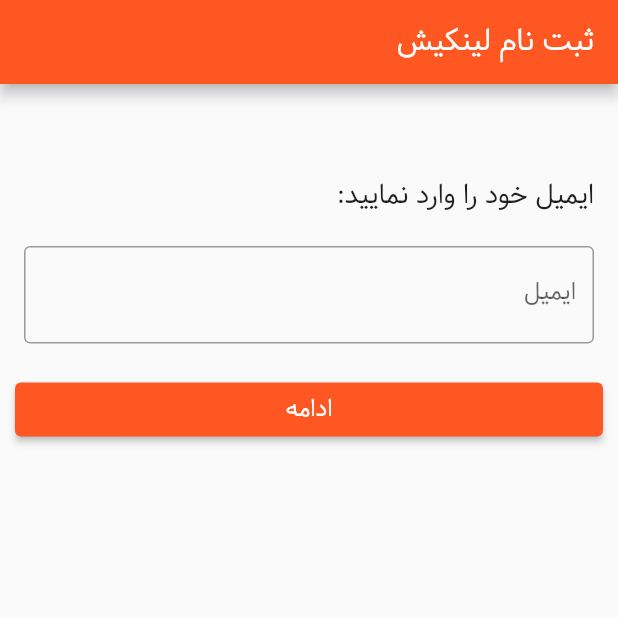
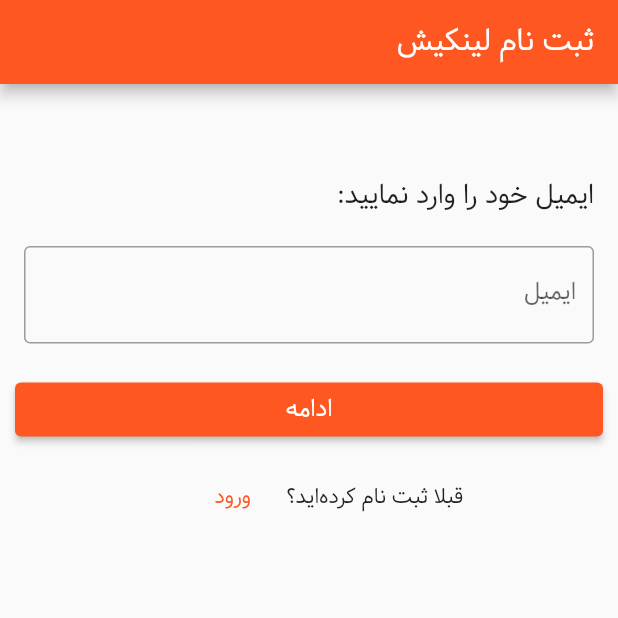
Before and after one commit to alirezabhr/linkish_app, a Flutter app: the screen it shows after launch, on a phone screen of 412 x 824 dp, the top half of it. Run offline on Flutter 3.47's test engine with Material 2 defaults, Android fonts, the phone set to English and light mode, and no system bars; our stand-ins replace dio, image_gallery_saver, permission_handler, shared_preferences; missing offline and left inert: flutter_insta, social_share.

Commit message:
text button added in email screen for who had been registered and want to log in

```diff
--- a/lib/ui/screens/email_screen.dart
+++ b/lib/ui/screens/email_screen.dart
@@ -19,6 +19,7 @@ class _EmailScreenState extends State<EmailScreen> {
         title: Text("ثبت نام لینکیش"),
       ),
       body: Container(
+        child: SingleChildScrollView(
           child: Column(
             mainAxisAlignment: MainAxisAlignment.center,
             crossAxisAlignment: CrossAxisAlignment.start,
@@ -27,8 +28,8 @@ class _EmailScreenState extends State<EmailScreen> {
                 height: 50,
               ),
               Padding(
-              padding:
-                  const EdgeInsets.symmetric(horizontal: 16.0, vertical: 10.0),
+                padding: const EdgeInsets.symmetric(
+                    horizontal: 16.0, vertical: 10.0),
                 child: Text(
                   "ایمیل خود را وارد نمایید:",
                   style: TextStyle(fontSize: 18),
@@ -36,8 +37,8 @@ class _EmailScreenState extends State<EmailScreen> {
                 ),
               ),
               Padding(
-              padding:
-                  const EdgeInsets.symmetric(horizontal: 16.0, vertical: 10.0),
+                padding: const EdgeInsets.symmetric(
+                    horizontal: 16.0, vertical: 10.0),
                 child: TextField(
                   controller: _emailController,
                   decoration: InputDecoration(
@@ -63,10 +64,12 @@ class _EmailScreenState extends State<EmailScreen> {
                             });
                             try {
                               await WebApi().sendEmail(_emailController.text);
-                            Navigator.pushReplacementNamed(context, "/verification",
+                              Navigator.pushReplacementNamed(
+                                  context, "/verification",
                                   arguments: _emailController.text);
                             } catch (exception) {
-                            print(exception); // todo should add a validation, show the exception
+                              print(
+                                  exception); // todo should add a validation, show the exception
                             }
                             setState(() {
                               _isLoading = false;
@@ -74,7 +77,9 @@ class _EmailScreenState extends State<EmailScreen> {
                           }
                         },
                         child: _isLoading
-                          ? CircularProgressIndicator(color: Colors.white,)
+                            ? CircularProgressIndicator(
+                                color: Colors.white,
+                              )
                             : Text(
                                 "ادامه",
                                 style: TextStyle(fontSize: 16),
@@ -84,8 +89,21 @@ class _EmailScreenState extends State<EmailScreen> {
                   ),
                 ],
               ),
-            Expanded(child: SizedBox()),
+              Row(
+                mainAxisAlignment: MainAxisAlignment.center,
+                children: [
+                  Text('قبلا ثبت نام کرده‌اید؟ '),
+                  TextButton(
+                    onPressed: () {
+                      Navigator.of(context).pushReplacementNamed('/login');
+                    },
+                    child: Text('ورود'),
+                  ),
+                  SizedBox(width: 20),
                 ],
+              ),
+            ],
+          ),
         ),
       ),
     );
```
Lines whose indentation alone changed are shown as unchanged.
